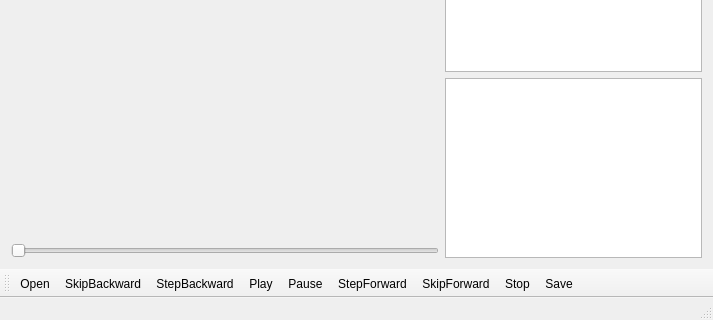
Qt form VideoLabel/mainwindow.ui (Fomore/Hiwi) before a commit; both pictures show x 0 to 713 and y 233 to 553 of the 713 by 553 pixel window.
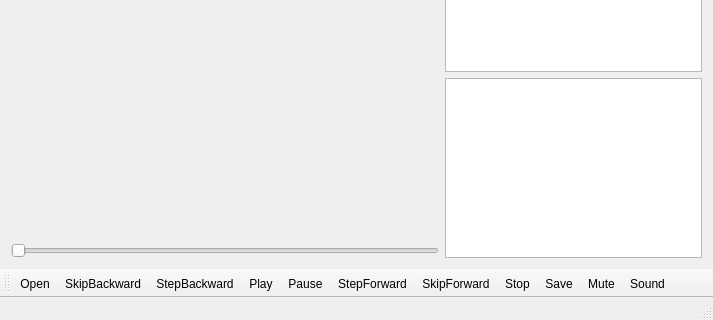
The same form after that commit. Icons and pictures are not drawn. Custom widgets are drawn as their Qt base class.

Commit message: Änderung der Objekte und Events möglich, Sount mute-bar

The edit to the form file:
```diff
--- a/VideoLabel/mainwindow.ui
+++ b/VideoLabel/mainwindow.ui
@@ -109,6 +109,8 @@
    <addaction name="actionSkipForward"/>
    <addaction name="actionStop"/>
    <addaction name="actionSave"/>
+   <addaction name="actionMute"/>
+   <addaction name="actionSound"/>
   </widget>
   <action name="actionOpen">
    <property name="icon">
@@ -204,6 +206,24 @@
     <string>Add Object</string>
    </property>
   </action>
+  <action name="actionMute">
+   <property name="icon">
+    <iconset resource="Resources.qrc">
+     <normaloff>:/Icons/Icon/volume-mute.png</normaloff>:/Icons/Icon/volume-mute.png</iconset>
+   </property>
+   <property name="text">
+    <string>Mute</string>
+   </property>
+  </action>
+  <action name="actionSound">
+   <property name="icon">
+    <iconset resource="Resources.qrc">
+     <normaloff>:/Icons/Icon/volume-medium.png</normaloff>:/Icons/Icon/volume-medium.png</iconset>
+   </property>
+   <property name="text">
+    <string>Sound</string>
+   </property>
+  </action>
  </widget>
  <layoutdefault spacing="6" margin="11"/>
  <customwidgets>
```
Left out of the diff: 2 changed lines with no effect on the pictures. The commit also changes 15 other files.
